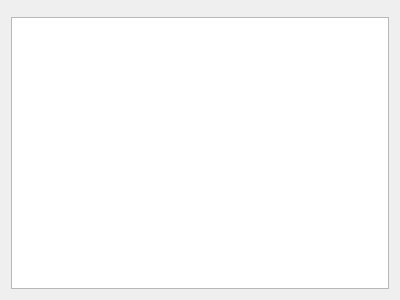
Qt form quickevent/app/plugins/qml/Competitors/src/competitorswidget.ui (Quick-Event/quickbox) before a commit.
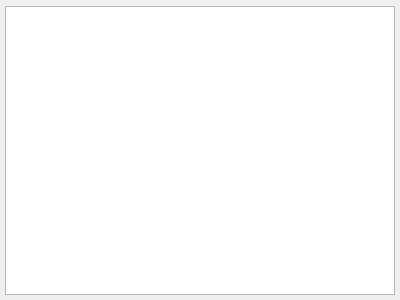
The same form after that commit. Custom widgets are drawn as their Qt base class.

Diff of the .ui file:
```diff
--- a/quickevent/app/plugins/qml/Competitors/src/competitorswidget.ui
+++ b/quickevent/app/plugins/qml/Competitors/src/competitorswidget.ui
@@ -20,6 +20,21 @@
    <string>Form</string>
   </property>
   <layout class="QVBoxLayout" name="verticalLayout">
+   <property name="spacing">
+    <number>1</number>
+   </property>
+   <property name="leftMargin">
+    <number>5</number>
+   </property>
+   <property name="topMargin">
+    <number>5</number>
+   </property>
+   <property name="rightMargin">
+    <number>5</number>
+   </property>
+   <property name="bottomMargin">
+    <number>5</number>
+   </property>
    <item>
     <widget class="qf::qmlwidgets::TableViewToolBar" name="tblCompetitorsToolBar" native="true"/>
    </item>
```
